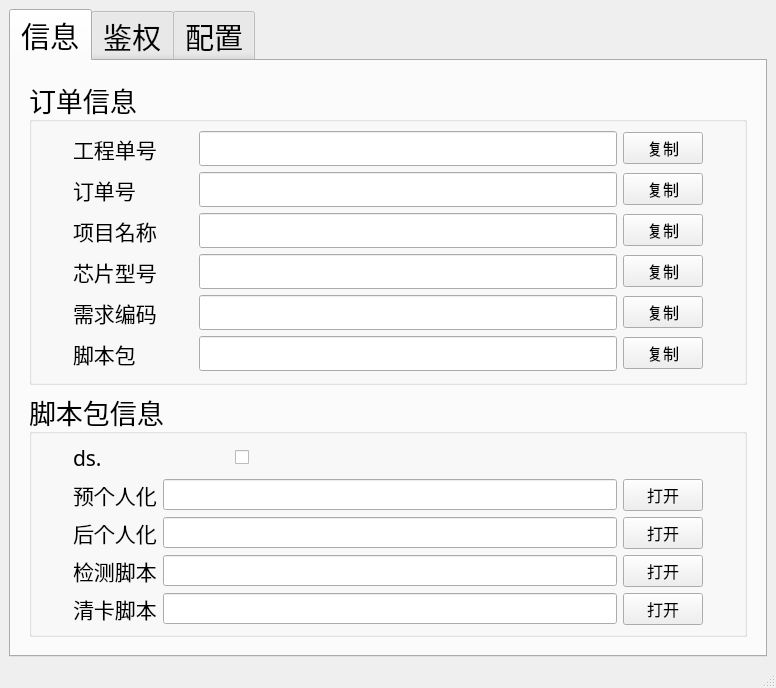
The window that res/ui/main_window.ui (zelviner/DataHandler) describes before a commit, drawn with Qt 5.
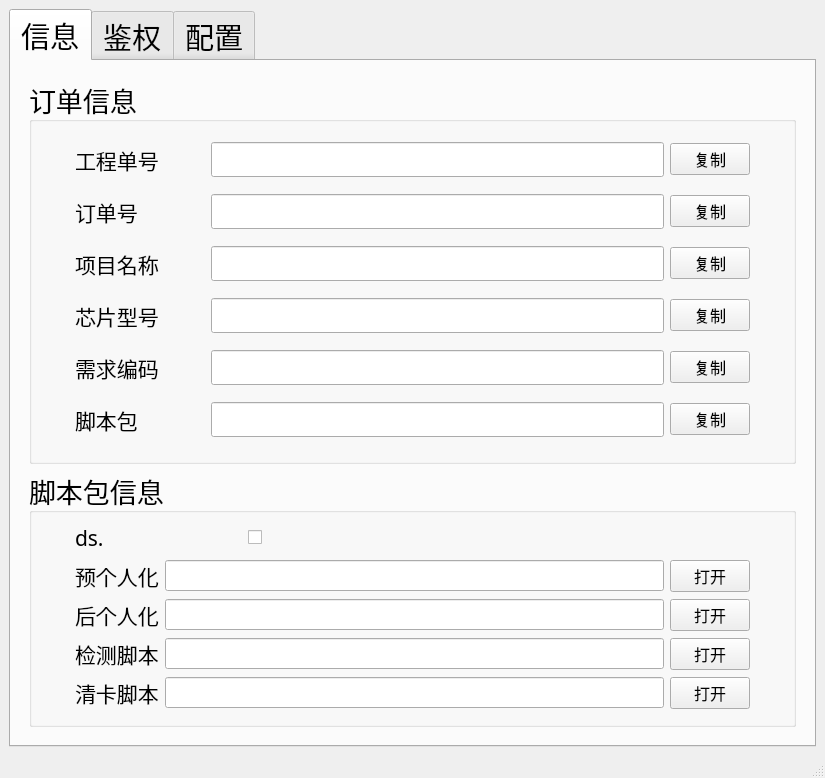
The same window after the commit.

Patch:
```diff
--- a/res/ui/main_window.ui
+++ b/res/ui/main_window.ui
@@ -6,8 +6,8 @@
    <rect>
     <x>0</x>
     <y>0</y>
-    <width>776</width>
-    <height>675</height>
+    <width>825</width>
+    <height>778</height>
    </rect>
   </property>
   <property name="windowTitle">
```
Left out of the diff: 10 changed lines with no effect on the pictures.
